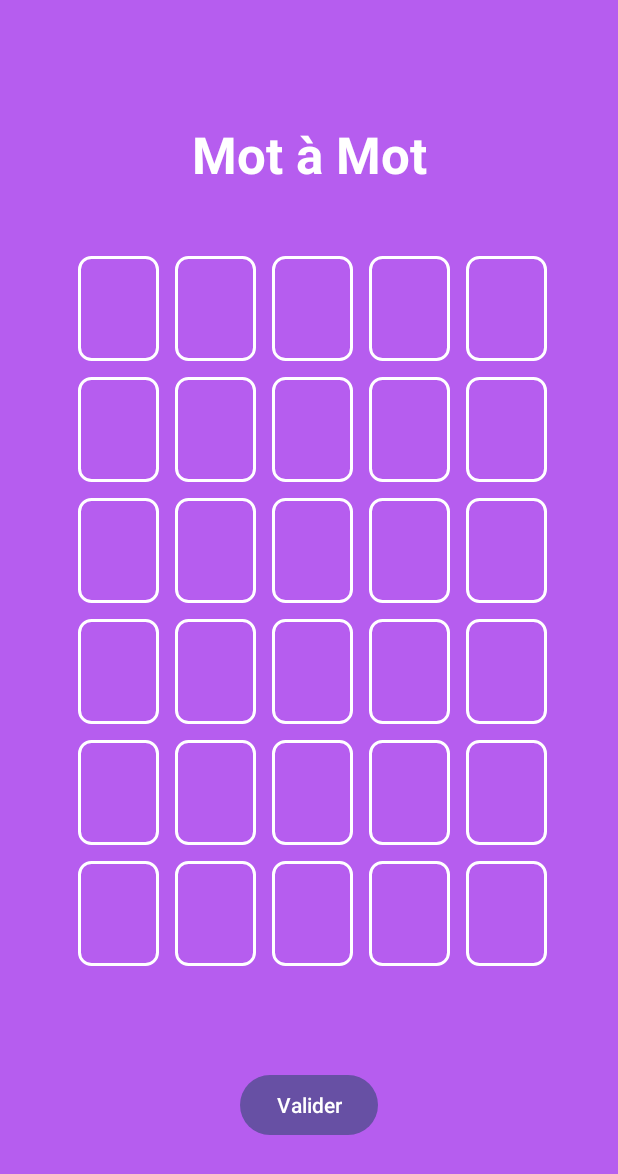
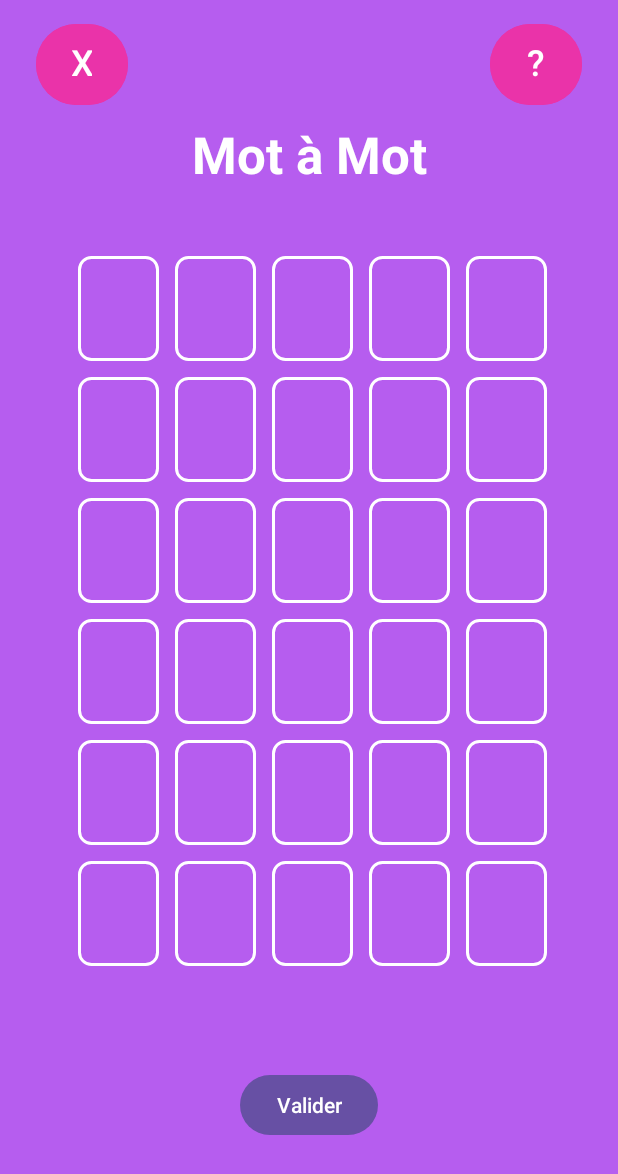
Before and after one commit to 2Axelle9/jeu-Mot-A-Mot, an Android app: the screen it shows after launch (MainActivity), after a tap on "Démarrer une partie", on a phone screen of 412 x 824 dp. Shown: the top 1174 px of the screen. Run offline under Robolectric (Android 15) with nearby library versions, the phone set to English and light mode, and no system bars.

Commit message:
ajout des boutons pour quitter et voir les règles pendant une partie (design et logique de fonctionnement) + factorisation du code avec la classe Navigator

```diff
--- a/app/src/main/java/com/example/motamot/AccueilActivity.kt
+++ b/app/src/main/java/com/example/motamot/AccueilActivity.kt
@@ -15,6 +15,7 @@ var bestScore : Int = 0
 
 class AccueilActivity : AppCompatActivity() {
 
+    private lateinit var navigator: Navigator
     private lateinit var btnStart : Button
     private lateinit var btnRules : Button
     private lateinit var btnCredits : Button
@@ -30,20 +31,21 @@ class AccueilActivity : AppCompatActivity() {
             v.setPadding(systemBars.left, systemBars.top, systemBars.right, systemBars.bottom)
             insets
         }
+        navigator = Navigator(this) // On initialise le navigateur
 
         btnStart = findViewById(R.id.btnStart)
         btnStart.setOnClickListener {
-            ouvrirMainActivity()
+            navigator.navigateTo(MainActivity::class.java)
         }
 
         btnRules = findViewById(R.id.btnRules)
         btnRules.setOnClickListener {
-            ouvrirRulesActivity()
+            navigator.navigateTo(RulesActivity::class.java)
         }
 
         btnCredits = findViewById(R.id.btnCredits)
         btnCredits.setOnClickListener {
-            ouvrirCreditsActivity()
+            navigator.navigateTo(CreditsActivity::class.java)
         }
 
 
@@ -61,22 +63,4 @@ class AccueilActivity : AppCompatActivity() {
         tvBestScore = findViewById(R.id.tvBestScore)
         tvBestScore.setText("Meilleur score\n" + bestScore.toString() + " mots de suite")
     }
-
-    fun ouvrirMainActivity() {
-        // lancer Activity Main
-        val intent = Intent(this, MainActivity::class.java)
-        startActivity(intent)
-    }
-
-    fun ouvrirRulesActivity() {
-        // lancer Activity Rules
-        val intent = Intent(this, RulesActivity::class.java)
-        startActivity(intent)
-    }
-
-    fun ouvrirCreditsActivity() {
-        // lancer Activity Credits
-        val intent = Intent(this, CreditsActivity::class.java)
-        startActivity(intent)
-    }
 }
--- a/app/src/main/java/com/example/motamot/MainActivity.kt
+++ b/app/src/main/java/com/example/motamot/MainActivity.kt
@@ -23,12 +23,15 @@ import java.nio.file.Files.size
 
 class MainActivity : AppCompatActivity() {
 
+    private lateinit var navigator: Navigator
     private lateinit var gameLogic: GameLogic
     private lateinit var editTextGrid: List<List<EditText>>
     private var currentAttempt = 0
     private val MAX_ATTEMPTS = 6
     private val WORD_LENGTH = 5
     private lateinit var btnValidate : Button
+    private lateinit var btnHelp : Button
+    private lateinit var btnQuit : Button
 
     override fun onCreate(savedInstanceState: Bundle?) {
         super.onCreate(savedInstanceState)
@@ -40,12 +43,25 @@ class MainActivity : AppCompatActivity() {
             insets
         }
 
+        navigator = Navigator(this) // On initialise le navigateur
+
         gameLogic = GameLogic("APPLE") // Exemple de mot à deviner
         setupEditTexts()
 
+        btnHelp = findViewById(R.id.btnHelp)
+        btnHelp.setOnClickListener {
+            //navigator.navigateTo(RulesActivity::class.java)
+            val intent = Intent(this, RulesActivity::class.java)
+            intent.putExtra("fromMainActivity", true) // On indique que l'activité d'origine est MainActivity
+            startActivity(intent)
+        }
+
+        btnQuit = findViewById(R.id.btnQuit)
+        btnQuit.setOnClickListener {
+            navigator.navigateTo(AccueilActivity::class.java)
+        }
 
         btnValidate = findViewById(R.id.btnValidate)
-
         btnValidate.setOnClickListener {
             validateGuess()
         }
@@ -149,16 +165,16 @@ class MainActivity : AppCompatActivity() {
     }
 
 
-    /************************************************/
-    /*******Sauvegarde de la plus longue suite*******/
-    /************************************************/
+    /************************************************************************/
+    /*******Sauvegarde du score (la plus longue suite de mots trouvés)*******/
+    /************************************************************************/
     override fun onStop() {
         //avant de fermer l'application on cherche le fichier de préférence pour l'éditer
         val preferences = PreferenceManager.getDefaultSharedPreferences(this)
         val editor = preferences.edit()
 
-        Log.e("axelle", "bestScore = $bestScore")
-        Log.e("axelle", "score = $score")
+        Log.d("axelle", "bestScore = $bestScore")
+        Log.d("axelle", "score = $score")
         if (score > bestScore) {
             bestScore = score
             //ajouter le couple "Score" avec sa valeur actuelle
@@ -166,10 +182,10 @@ class MainActivity : AppCompatActivity() {
 
             //enregistrer le fichier de préférérence
             editor.apply()
-            Log.e("axelle", "je sauvegarde le nouveau score $bestScore")
+            Log.d("axelle", "je sauvegarde le nouveau score $bestScore")
         }
         else{
-            Log.e("axelle", "je n'enregistre pas de nouveau score car $score <= $bestScore")
+            Log.d("axelle", "je n'enregistre pas de nouveau score car $score <= $bestScore")
         }
 
         super.onStop()
--- /dev/null
+++ b/app/src/main/java/com/example/motamot/Navigator.kt
@@ -0,0 +1,13 @@
+package com.example.motamot
+
+import android.content.Context
+import android.content.Intent
+
+class Navigator (private val context: Context) {
+
+    // Fonction qui permet de naviguer vers une autre activité, elle prend en paramètre n'importe quelle classe (*)
+    fun navigateTo(targetActivity: Class<*>) {
+        val intent = Intent(context, targetActivity)
+        context.startActivity(intent)
+    }
+}
--- a/app/src/main/res/layout/activity_main.xml
+++ b/app/src/main/res/layout/activity_main.xml
@@ -9,6 +9,44 @@
     tools:context=".MainActivity"
     tools:layout_editor_absoluteX="0dp"
     tools:layout_editor_absoluteY="-29dp">
+
+    <Button
+        android:id="@+id/btnHelp"
+        android:layout_width="61dp"
+        android:layout_height="54dp"
+        android:layout_marginTop="16dp"
+        android:layout_marginEnd="24dp"
+        android:backgroundTint="@color/contrast_color_2"
+        android:includeFontPadding="false"
+        android:insetLeft="0dp"
+        android:insetTop="0dp"
+        android:insetRight="0dp"
+        android:insetBottom="0dp"
+        android:text="@string/help"
+        android:textColor="@color/white"
+        android:textSize="24sp"
+        app:cornerRadius="100dp"
+        app:layout_constraintEnd_toEndOf="parent"
+        app:layout_constraintTop_toTopOf="parent" />
+
+    <Button
+        android:id="@+id/btnQuit"
+        android:layout_width="61dp"
+        android:layout_height="54dp"
+        android:layout_marginStart="24dp"
+        android:layout_marginTop="16dp"
+        android:backgroundTint="@color/contrast_color_2"
+        android:includeFontPadding="false"
+        android:insetLeft="0dp"
+        android:insetTop="0dp"
+        android:insetRight="0dp"
+        android:insetBottom="0dp"
+        android:text="@string/quit"
+        android:textColor="@color/white"
+        android:textSize="24sp"
+        app:cornerRadius="100dp"
+        app:layout_constraintStart_toStartOf="parent"
+        app:layout_constraintTop_toTopOf="parent" />
 
     <TextView
         android:id="@+id/tvGameName"
--- a/app/src/main/res/values/strings.xml
+++ b/app/src/main/res/values/strings.xml
@@ -15,5 +15,7 @@
     <string name="btn_stop">Arrêter la partie</string>
     <string name="bestScore">Meilleur score\n5 mots</string>
     <string name="actualScore">Mon score actuel\n2 mots de suite</string>
+    <string name="help">\?</string>
+    <string name="quit">X</string>
 
 </resources>
```
Also changed, not shown: app/src/main/java/com/example/motamot/CreditsActivity.kt (+4 -7 lines), app/src/main/java/com/example/motamot/EndGameActivity.kt (+7 -23 lines), app/src/main/java/com/example/motamot/RulesActivity.kt (+12 -7 lines).
